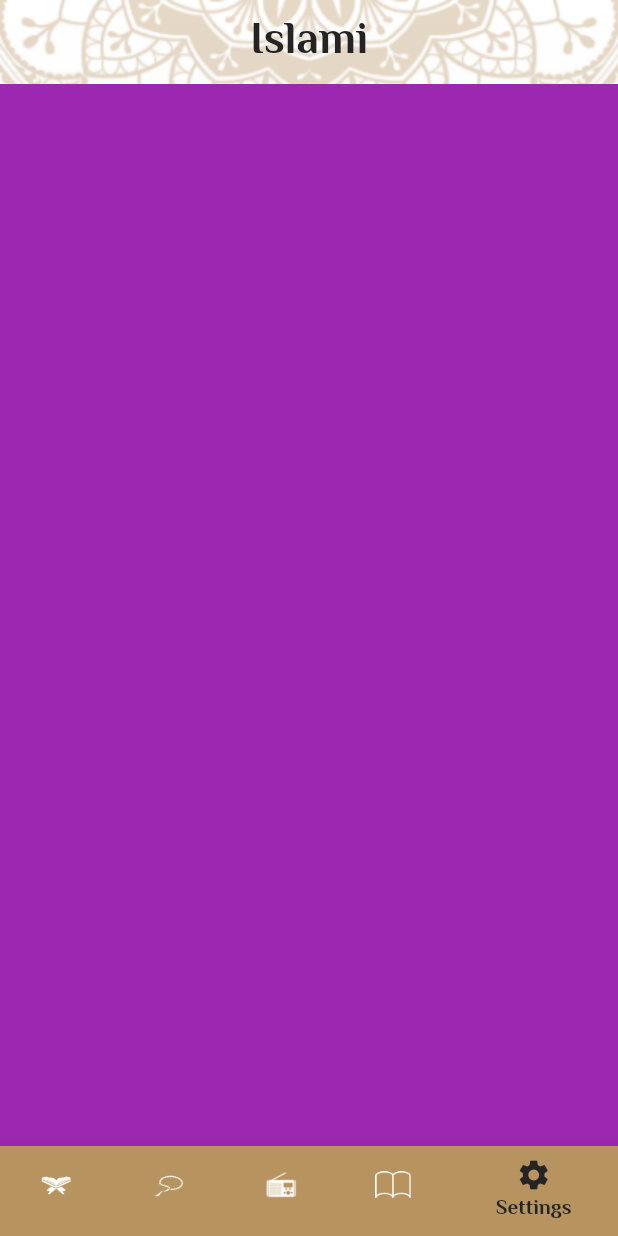
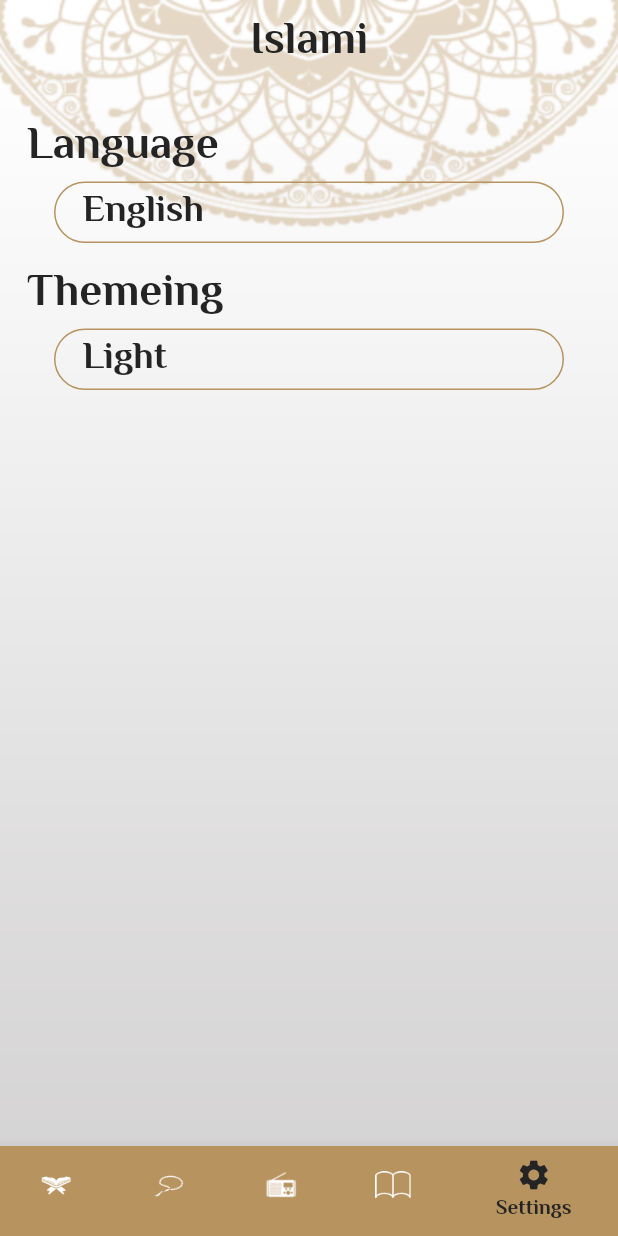
Before and after one commit to YasminKaram/kanzAlMuslim, a Flutter app: the screen it shows after launch, item 5 of the bottom bar chosen, on a phone screen of 412 x 824 dp. Run offline on Flutter 3.47's test engine with Material 2 defaults, Android fonts, the phone set to English and light mode, and no system bars; our stand-ins replace google_fonts; generated files the repository leaves out were written again.

Commit message:
make localiztion

```diff
--- /dev/null
+++ b/l10n.yaml
@@ -0,0 +1,3 @@
+arb-dir: lib/l10n
+template-arb-file: app_en.arb
+output-localization-file: app_localizations.dart
--- a/lib/Tabs/Ahadeth.dart
+++ b/lib/Tabs/Ahadeth.dart
@@ -1,4 +1,5 @@
 import 'package:flutter/material.dart';
+import 'package:flutter_gen/gen_l10n/app_localizations.dart';
 import 'package:islami/MyThemedata.dart';
 
 class AhadethScreen extends StatelessWidget {
@@ -14,7 +15,7 @@ class AhadethScreen extends StatelessWidget {
           thickness: 3,
         ),
         Text(
-          "Ahadeth",
+          AppLocalizations.of(context)!.ahadeth,
           style: Theme.of(context)
               .textTheme
               .bodyMedium!
--- a/lib/Tabs/Settings.dart
+++ b/lib/Tabs/Settings.dart
@@ -1,12 +1,98 @@
 import 'package:flutter/material.dart';
+import 'package:islami/MyThemedata.dart';
 
-class SettingsScreen extends StatelessWidget {
+class SettingsScreen extends StatefulWidget {
   const SettingsScreen({super.key});
 
   @override
+  State<SettingsScreen> createState() => _SettingsScreenState();
+}
+
+class _SettingsScreenState extends State<SettingsScreen> {
+  @override
   Widget build(BuildContext context) {
-    return Container(
-      color: Colors.purple,
+    return Padding(
+      padding: const EdgeInsets.all(18.0),
+      child: Column(
+        crossAxisAlignment: CrossAxisAlignment.center,
+        children: [
+          Align(
+              alignment: Alignment.centerLeft,
+              child: Text("Language",
+                  style: Theme.of(context).textTheme.bodyLarge)),
+          InkWell(
+            onTap: () {
+              showLanguageBottomSheet();
+            },
+            child: Container(
+              margin: EdgeInsets.symmetric(horizontal: 18),
+              padding: EdgeInsets.symmetric(horizontal: 18),
+              width: double.infinity,
+              child: Text("English",
+                  style: Theme.of(context)
+                      .textTheme
+                      .bodyMedium!
+                      .copyWith(color: MyThemeData.blackColor)),
+              decoration: BoxDecoration(
+                  borderRadius: BorderRadius.circular(25),
+                  border: Border.all(color: MyThemeData.primaryColor)),
+            ),
+          ),
+          SizedBox(
+            height: 10,
+          ),
+          Align(
+              alignment: Alignment.centerLeft,
+              child: Text("Themeing",
+                  style: Theme.of(context).textTheme.bodyLarge)),
+          InkWell(
+            onTap: () {
+              showThemeingBottomSheet();
+            },
+            child: Container(
+              margin: EdgeInsets.symmetric(horizontal: 18),
+              padding: EdgeInsets.symmetric(horizontal: 18),
+              width: double.infinity,
+              child: Text("Light",
+                  style: Theme.of(context)
+                      .textTheme
+                      .bodyMedium!
+                      .copyWith(color: MyThemeData.blackColor)),
+              decoration: BoxDecoration(
+                  borderRadius: BorderRadius.circular(25),
+                  border: Border.all(color: MyThemeData.primaryColor)),
+            ),
+          ),
+        ],
+      ),
+    );
+  }
+
+  showLanguageBottomSheet() {
+    showModalBottomSheet(
+      context: context,
+      isScrollControlled: true,
+      shape: OutlineInputBorder(
+        borderSide: BorderSide(color: Colors.transparent),
+        borderRadius: BorderRadius.circular(12),
+      ),
+      builder: (context) => Container(
+        height: MediaQuery.of(context).size.height * .9,
+      ),
+    );
+  }
+
+  showThemeingBottomSheet() {
+    showModalBottomSheet(
+      context: context,
+      isScrollControlled: true,
+      shape: OutlineInputBorder(
+        borderSide: BorderSide(color: Colors.transparent),
+        borderRadius: BorderRadius.circular(12),
+      ),
+      builder: (context) => Container(
+        height: MediaQuery.of(context).size.height * .9,
+      ),
     );
   }
 }
--- a/lib/Tabs/quran.dart
+++ b/lib/Tabs/quran.dart
@@ -1,4 +1,5 @@
 import 'package:flutter/material.dart';
+import 'package:flutter_gen/gen_l10n/app_localizations.dart';
 import 'package:islami/MyThemedata.dart';
 import 'package:islami/SuraModel.dart';
 import 'package:islami/suraDetails.dart';
@@ -135,7 +136,7 @@ class QuranScreen extends StatelessWidget {
           color: MyThemeData.primaryColor,
           thickness: 2,
         ),
-        Text(("Sura Name"),
+        Text((AppLocalizations.of(context)!.suraName),
             style: Theme.of(context)
                 .textTheme
                 .bodyMedium!
--- a/lib/home.dart
+++ b/lib/home.dart
@@ -1,5 +1,5 @@
 import 'package:flutter/material.dart';
-import 'package:google_fonts/google_fonts.dart';
+import 'package:flutter_gen/gen_l10n/app_localizations.dart';
 import 'package:islami/MyThemedata.dart';
 import 'package:islami/Tabs/Ahadeth.dart';
 import 'package:islami/Tabs/Radio.dart';
@@ -33,7 +33,7 @@ class _HomeScreenState extends State<HomeScreen> {
         Scaffold(
             backgroundColor: Colors.transparent,
             appBar: AppBar(
-                title: Text("Islami",
+                title: Text(AppLocalizations.of(context)!.appaTitle,
                     style: Theme.of(context).textTheme.bodyLarge)),
             bottomNavigationBar: BottomNavigationBar(
               currentIndex: index,
--- /dev/null
+++ b/lib/l10n/app_ar.arb
@@ -0,0 +1,5 @@
+{
+  "appaTitle": "إسلامي",
+  "suraName": "اسم السورة",
+  "ahadeth": "الاحاديث"
+}
--- /dev/null
+++ b/lib/l10n/app_en.arb
@@ -0,0 +1,5 @@
+{
+  "appaTitle": "Islami",
+  "suraName": "SuraName",
+  "ahadeth": "Ahadeth"
+}
--- a/lib/main.dart
+++ b/lib/main.dart
@@ -1,5 +1,5 @@
 import 'package:flutter/material.dart';
-import 'package:google_fonts/google_fonts.dart';
+import 'package:flutter_gen/gen_l10n/app_localizations.dart';
 import 'package:islami/MyThemedata.dart';
 import 'package:islami/home.dart';
 import 'package:islami/suraDetails.dart';
@@ -14,6 +14,9 @@ class MyApp extends StatelessWidget {
   @override
   Widget build(BuildContext context) {
     return MaterialApp(
+        //locale: Locale("ar"),
+        localizationsDelegates: AppLocalizations.localizationsDelegates,
+        supportedLocales: AppLocalizations.supportedLocales,
         debugShowCheckedModeBanner: false,
         initialRoute: HomeScreen.routeName,
         routes: {
--- a/pubspec.yaml
+++ b/pubspec.yaml
@@ -36,6 +36,9 @@ dependencies:
   # Use with the CupertinoIcons class for iOS style icons.
   cupertino_icons: ^1.0.2
   google_fonts: ^5.1.0
+  flutter_localizations:
+    sdk: flutter
+  intl: ^0.18.0
 
 dev_dependencies:
   flutter_test:
@@ -53,6 +56,7 @@ dev_dependencies:
 
 # The following section is specific to Flutter packages.
 flutter:
+  generate: true
 
   # The following line ensures that the Material Icons font is
   # included with your application, so that you can use the icons in
```
Also changed, not shown: pubspec.lock.
